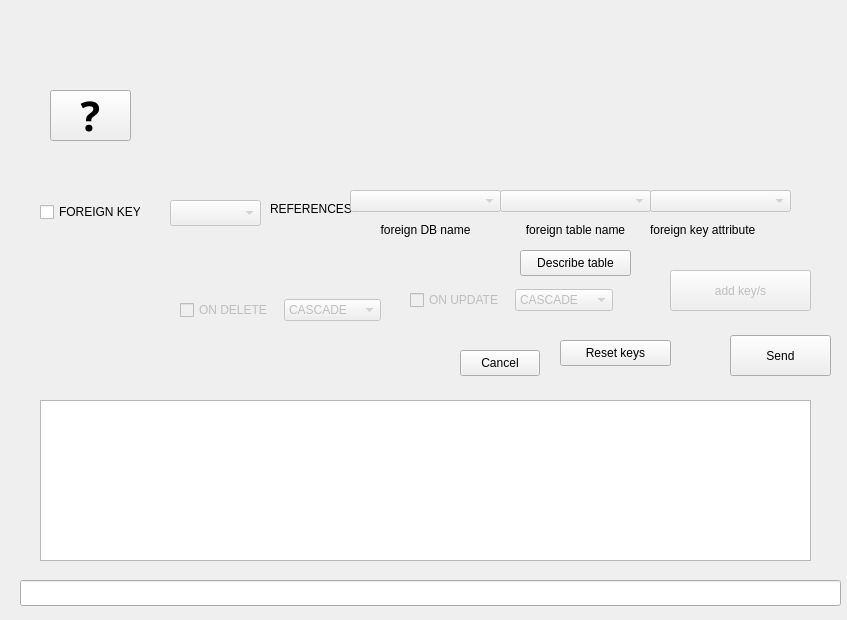
TiReks33/adb-explorer, file create_table_constructor.ui: the form before one commit.
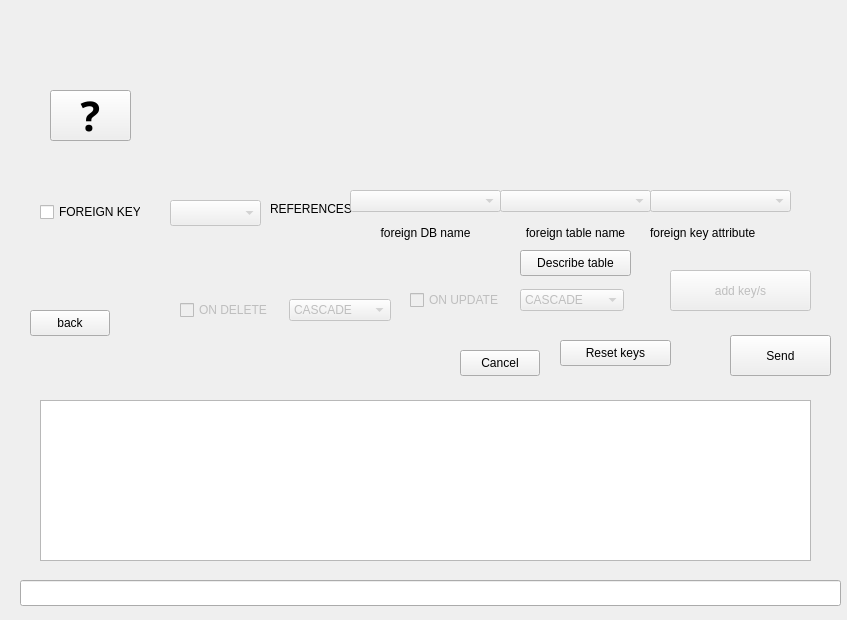
The form after the commit.

Commit message: 20 -- wip(create table constructor complete)

What changed in the file:
```diff
--- a/create_table_constructor.ui
+++ b/create_table_constructor.ui
@@ -447,7 +447,7 @@
       <x>500</x>
       <y>190</y>
       <width>151</width>
-      <height>52</height>
+      <height>58</height>
      </rect>
     </property>
     <layout class="QVBoxLayout" name="verticalLayout">
@@ -476,7 +476,7 @@
       <x>650</x>
       <y>190</y>
       <width>141</width>
-      <height>52</height>
+      <height>58</height>
      </rect>
     </property>
     <layout class="QVBoxLayout" name="verticalLayout_2">
@@ -501,7 +501,7 @@
      <rect>
       <x>180</x>
       <y>290</y>
-      <width>201</width>
+      <width>211</width>
       <height>41</height>
      </rect>
     </property>
@@ -550,7 +550,7 @@
      <rect>
       <x>410</x>
       <y>280</y>
-      <width>203</width>
+      <width>214</width>
       <height>41</height>
      </rect>
     </property>
@@ -694,7 +694,7 @@
       <x>350</x>
       <y>190</y>
       <width>151</width>
-      <height>52</height>
+      <height>58</height>
      </rect>
     </property>
     <layout class="QVBoxLayout" name="verticalLayout_3">
@@ -730,6 +730,19 @@
      <string>Describe table</string>
     </property>
    </widget>
+   <widget class="QPushButton" name="back_button_2">
+    <property name="geometry">
+     <rect>
+      <x>30</x>
+      <y>310</y>
+      <width>80</width>
+      <height>26</height>
+     </rect>
+    </property>
+    <property name="text">
+     <string>back</string>
+    </property>
+   </widget>
   </widget>
  </widget>
  <resources/>
```
Left out of the diff: 13 changed lines with no effect on the pictures. The commit also changes 3 other files.
